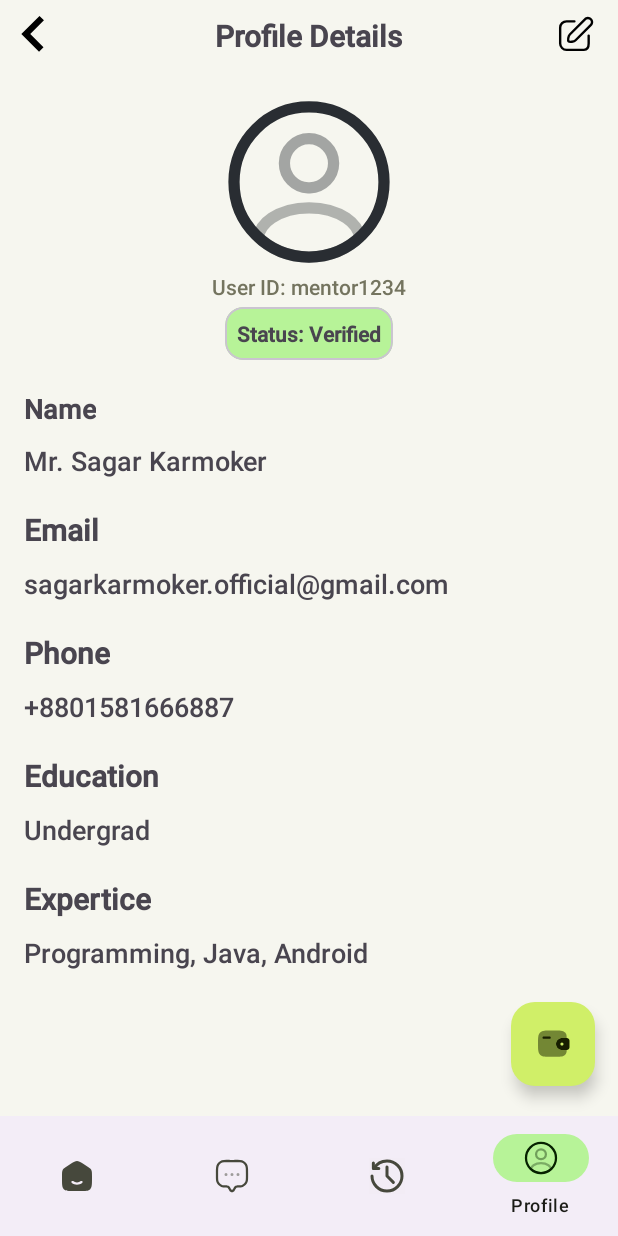
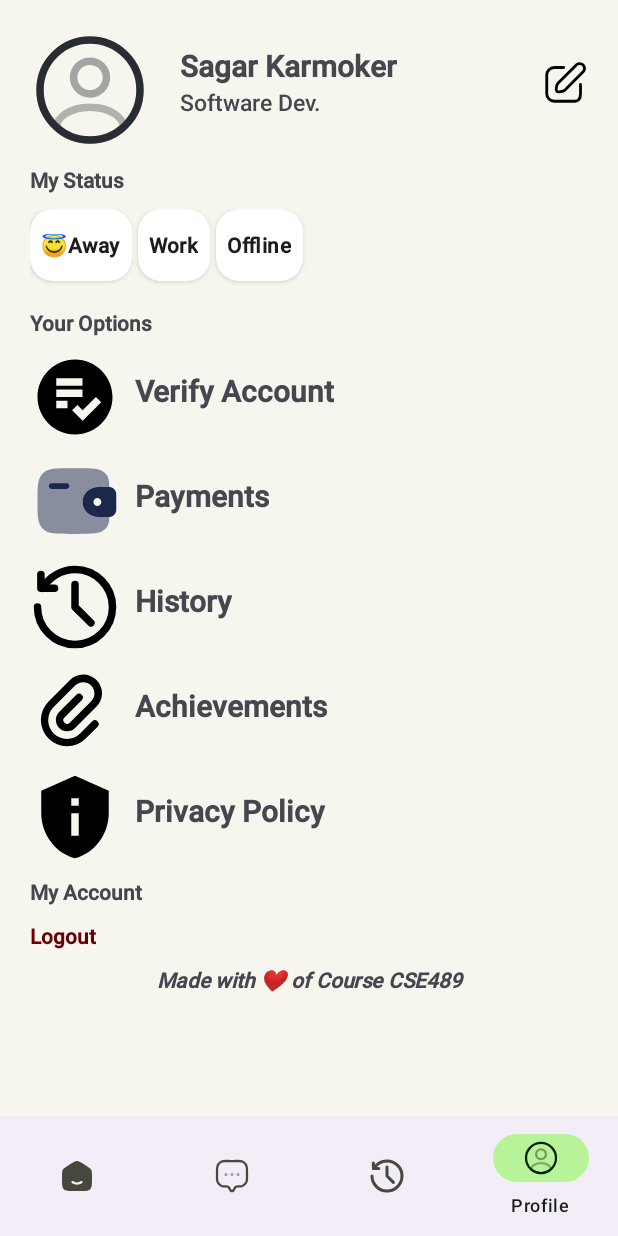
Before and after one commit to SagarKarmoker/TutorBridge, an Android app: the DashboardActivity screen opened directly, with no data from a screen before it, item 4 of the bottom bar chosen, on a phone screen of 412 x 824 dp. Run offline under Robolectric (Android 15) with nearby library versions, the phone set to English and light mode, and no system bars; our stand-ins replace Firebase (no records; nobody signed in at launch, a user with empty details on screens opened directly), Picasso; pictures from the network do not load.

Commit message:
profile fixed problems

```diff
--- a/app/src/main/java/com/cse489/tutorbridge/DashboardActivity.java
+++ b/app/src/main/java/com/cse489/tutorbridge/DashboardActivity.java
@@ -111,7 +111,9 @@ public class DashboardActivity extends AppCompatActivity{
                     selectedFragment = new HistoryFragment();
                 }
                 if(R.id.profile == item.getItemId()){
-                    selectedFragment = new ProfileFragment();
+                    //selectedFragment = new ProfileFragment();
+                    selectedFragment = new MyProfileFragment();
+
                 }
 
                 if (selectedFragment != null) {
--- /dev/null
+++ b/app/src/main/java/com/cse489/tutorbridge/MyProfileFragment.java
@@ -0,0 +1,99 @@
+package com.cse489.tutorbridge;
+
+import android.content.Context;
+import android.content.Intent;
+import android.os.Bundle;
+
+import androidx.fragment.app.Fragment;
+import androidx.fragment.app.FragmentManager;
+import androidx.fragment.app.FragmentTransaction;
+
+import android.view.LayoutInflater;
+import android.view.View;
+import android.view.ViewGroup;
+import android.widget.ImageView;
+import android.widget.LinearLayout;
+import android.widget.TextView;
+
+import com.google.firebase.auth.FirebaseAuth;
+
+import org.w3c.dom.Text;
+
+public class MyProfileFragment extends Fragment {
+
+    TextView proName, proEdu, logoutBtn;
+    LinearLayout verifiedAccount, paymentWallet, proHistory,proAch,proPrivacy;
+
+    ImageView profileSecPic;
+    FirebaseAuth auth;
+    Fragment myfragment;
+
+
+    @Override
+    public void onCreate(Bundle savedInstanceState) {
+        super.onCreate(savedInstanceState);
+
+    }
+
+    @Override
+    public View onCreateView(LayoutInflater inflater, ViewGroup container,
+                             Bundle savedInstanceState) {
+        // Inflate the layout for this fragment
+        View view = inflater.inflate(R.layout.fragment_my_profile, container, false);
+        Context context = view.getContext();
+
+        auth= FirebaseAuth.getInstance();
+
+        proName= view.findViewById(R.id.proName);
+        proEdu= view.findViewById(R.id.proEdu);
+        logoutBtn= view.findViewById(R.id.logoutBtn);
+        profileSecPic = view.findViewById(R.id.profileSecPic);
+
+        verifiedAccount = view.findViewById(R.id.verifiedAccount);
+        paymentWallet = view.findViewById(R.id.paymentWallet);
+        proHistory = view.findViewById(R.id.proHistory);
+        proAch = view.findViewById(R.id.proAch);
+        proPrivacy = view.findViewById(R.id.proPrivacy);
+
+        // Get the FragmentManager
+        FragmentManager fragmentManager = getParentFragmentManager(); // Use getChildFragmentManager() if you are in a child fragment.
+        // Start a FragmentTransaction
+        FragmentTransaction transaction = fragmentManager.beginTransaction();
+
+        verifiedAccount.setOnClickListener(new View.OnClickListener() {
+            @Override
+            public void onClick(View v) {
+                myfragment = new ProfileFragment();
+                transaction.replace(R.id.fragment_container, myfragment).addToBackStack(null).commit();
+            }
+        });
+
+
+
+        paymentWallet.setOnClickListener(new View.OnClickListener() {
+            @Override
+            public void onClick(View v) {
+                Intent i = new Intent(requireContext(), RequestPayment.class);
+                startActivity(i);
+            }
+        });
+
+        proHistory.setOnClickListener(new View.OnClickListener() {
+            @Override
+            public void onClick(View v) {
+                myfragment = new HistoryFragment();
+                transaction.replace(R.id.fragment_container, myfragment).addToBackStack(null).commit();
+            }
+        });
+
+        logoutBtn.setOnClickListener(new View.OnClickListener() {
+            @Override
+            public void onClick(View v) {
+                //logout
+                auth.signOut();
+            }
+        });
+
+        return view;
+    }
+}
--- a/app/src/main/java/com/cse489/tutorbridge/RequestPayment.java
+++ b/app/src/main/java/com/cse489/tutorbridge/RequestPayment.java
@@ -4,11 +4,28 @@ import androidx.appcompat.app.AppCompatActivity;
 
 import android.annotation.SuppressLint;
 import android.content.Intent;
+import android.content.SharedPreferences;
 import android.os.Bundle;
+import android.view.View;
+import android.widget.RadioGroup;
 import android.widget.TextView;
+import android.widget.Toast;
+
+import com.cse489.tutorbridge.modal.MentorProfileClass;
+import com.google.android.material.button.MaterialButton;
+import com.google.android.material.card.MaterialCardView;
+import com.google.android.material.textfield.TextInputEditText;
+import com.google.android.material.textfield.TextInputLayout;
+import com.google.gson.Gson;
 
 public class RequestPayment extends AppCompatActivity {
     TextView balanceTv;
+    RadioGroup rePayRadioGroup;
+    TextInputEditText amountRePay, accountNumber,bankName;
+    TextInputLayout bankCard;
+    MaterialButton rePayBtn;
+    double curBalance = 0;
+    String method = "";
 
     @SuppressLint("SetTextI18n")
     @Override
@@ -17,9 +34,65 @@ public class RequestPayment extends AppCompatActivity {
         setContentView(R.layout.activity_request_payment);
 
         balanceTv = findViewById(R.id.balanceTv);
+        rePayRadioGroup = findViewById(R.id.rePayRadioGroup);
+        rePayBtn  = findViewById(R.id.rePayBtn);
+        amountRePay = findViewById(R.id.amountRePay);
+        accountNumber = findViewById(R.id.accountNumber);
+        bankCard = findViewById(R.id.bankCard);
+        bankName = findViewById(R.id.bankName);
 
-        Intent i = getIntent();
-        double curBalance = i.getDoubleExtra("balance", 0);
-        balanceTv.setText("৳" + curBalance);
+
+        rePayRadioGroup.setOnCheckedChangeListener(new RadioGroup.OnCheckedChangeListener() {
+            @Override
+            public void onCheckedChanged(RadioGroup group, int checkedId) {
+                if (checkedId == R.id.bkashBtn) {
+                    // Handle Bkash selection
+                    method = "Bkash";
+                    bankCard.setVisibility(View.GONE);
+                } else if (checkedId == R.id.nagadBtn) {
+                    // Handle Nagad selection
+                    method = "Nagad";
+                    bankCard.setVisibility(View.GONE);
+                } else if (checkedId == R.id.cardBtn) {
+                    // Handle Visa/MasterCard selection
+                    method = "Visa/MasterCard";
+                    bankCard.setVisibility(View.GONE);
+                } else if (checkedId == R.id.bankBtn) {
+                    // Handle Bank selection
+                    method = "Bank";
+                    bankCard.setVisibility(View.VISIBLE);
+                }
+            }
+        });
+
+        SharedPreferences pref = this.getSharedPreferences("TutorBridge", MODE_PRIVATE);
+        String json = pref.getString("CurrentUser", "");
+        boolean isMentor = pref.getBoolean("isMentor", false);
+
+        Gson gson = new Gson();
+
+        try {
+            MentorProfileClass currentUser = gson.fromJson(json, MentorProfileClass.class);
+            balanceTv.setText("৳" + currentUser.getWallet());
+            curBalance = currentUser.getWallet();
+        }catch (Exception e){
+            e.printStackTrace();
+        }
+
+        rePayBtn.setOnClickListener(new View.OnClickListener() {
+            @Override
+            public void onClick(View v) {
+                double amountRePayText = Double.parseDouble(amountRePay.getText().toString());
+                String accountNumberText = accountNumber.getText().toString();
+                String bankNameText = bankName.getText().toString();
+
+                if(rePayRadioGroup.isSelected() && amountRePayText > 0 && !accountNumberText.isEmpty() && amountRePayText <= curBalance){
+                    Toast.makeText(RequestPayment.this, "Coming soon", Toast.LENGTH_SHORT).show();
+                }
+                else{
+                    Toast.makeText(RequestPayment.this, "Enter correct Details", Toast.LENGTH_SHORT).show();
+                }
+            }
+        });
     }
 }
--- a/app/src/main/res/layout/activity_request_payment.xml
+++ b/app/src/main/res/layout/activity_request_payment.xml
@@ -199,6 +199,7 @@
     </com.google.android.material.textfield.TextInputLayout>
 
     <com.google.android.material.button.MaterialButton
+        android:id="@+id/rePayBtn"
         android:layout_width="match_parent"
         android:layout_height="wrap_content"
         android:text="Send Money"
--- /dev/null
+++ b/app/src/main/res/layout/fragment_my_profile.xml
@@ -0,0 +1,286 @@
+<?xml version="1.0" encoding="utf-8"?>
+<FrameLayout xmlns:android="http://schemas.android.com/apk/res/android"
+    xmlns:tools="http://schemas.android.com/tools"
+    android:layout_width="match_parent"
+    android:layout_height="match_parent"
+    tools:context=".MyProfileFragment"
+    android:background="@color/body_bg">
+
+    <LinearLayout
+        xmlns:android="http://schemas.android.com/apk/res/android"
+        xmlns:tools="http://schemas.android.com/tools"
+        android:layout_width="match_parent"
+        android:layout_height="match_parent"
+        xmlns:app="http://schemas.android.com/apk/res-auto"
+        android:paddingLeft="20dp"
+        android:paddingRight="20dp"
+        android:orientation="vertical"
+        >
+
+        <RelativeLayout
+            android:id="@+id/rl"
+            android:layout_width="match_parent"
+            android:layout_height="wrap_content"
+            app:layout_constraintLeft_toLeftOf="parent"
+            app:layout_constraintTop_toTopOf="parent"
+            app:layout_constraintRight_toRightOf="parent"
+            android:orientation="vertical"
+            >
+
+            <ImageView
+                android:id="@+id/profileSecPic"
+                android:layout_width="80dp"
+                android:layout_height="80dp"
+                android:src="@drawable/profile"
+                android:layout_marginTop="20dp"
+                />
+
+            <TextView
+                android:id="@+id/proName"
+                android:layout_width="wrap_content"
+                android:layout_height="wrap_content"
+                android:text="Sagar Karmoker"
+                android:textStyle="bold"
+                android:textSize="20sp"
+                android:layout_marginTop="30dp"
+                android:layout_toRightOf="@id/profileSecPic"
+                android:layout_marginLeft="20dp"
+                />
+
+            <TextView
+                android:id="@+id/proEdu"
+                android:layout_width="wrap_content"
+                android:layout_height="wrap_content"
+                android:text="Software Dev."
+                android:textSize="15sp"
+                android:layout_below="@id/proName"
+                android:layout_toRightOf="@id/profileSecPic"
+                android:layout_marginLeft="20dp"
+                />
+
+            <ImageView
+                android:id="@+id/editMyProfile"
+                android:layout_width="30dp"
+                android:layout_height="30dp"
+                android:src="@drawable/edit"
+                android:layout_marginTop="40dp"
+                android:layout_alignParentEnd="true"
+                />
+        </RelativeLayout>
+
+        <TextView
+            android:layout_width="wrap_content"
+            android:layout_height="wrap_content"
+            android:text="My Status"
+            android:textStyle="bold"
+            app:layout_constraintLeft_toLeftOf="parent"
+            app:layout_constraintTop_toBottomOf="@id/rl"
+            android:layout_marginTop="10dp"
+            />
+
+        <RadioGroup
+            android:layout_width="wrap_content"
+            android:layout_height="wrap_content"
+            android:orientation="horizontal"
+            android:layout_marginTop="10dp"
+            >
+            <RadioButton
+                android:layout_width="wrap_content"
+                android:layout_height="wrap_content"
+                android:button="@android:color/transparent"
+                android:paddingLeft="8dp"
+                android:paddingRight="8dp"
+                android:background="@drawable/work_radio_default"
+                android:layout_marginEnd="4dp"
+                android:text="😇Away"
+                android:textStyle="bold"
+                android:elevation="2dp"
+                android:textAlignment="center"
+                android:layout_marginBottom="8dp"
+                android:layout_weight="1"
+                />
+            <RadioButton
+                android:layout_width="wrap_content"
+                android:layout_height="wrap_content"
+                android:button="@android:color/transparent"
+                android:paddingLeft="8dp"
+                android:paddingRight="8dp"
+                android:background="@drawable/work_radio_default"
+                android:layout_marginEnd="4dp"
+                android:text="Work"
+                android:textStyle="bold"
+                android:layout_weight="1"
+                android:elevation="2dp"/>
+            <RadioButton
+                android:layout_width="wrap_content"
+                android:layout_height="wrap_content"
+                android:button="@android:color/transparent"
+                android:paddingLeft="8dp"
+                android:paddingRight="8dp"
+                android:background="@drawable/work_radio_default"
+                android:layout_marginEnd="4dp"
+                android:text="Offline"
+                android:textStyle="bold"
+                android:layout_weight="1"
+                android:elevation="2dp"/>
+        </RadioGroup>
+
+        <TextView
+            android:layout_width="wrap_content"
+            android:layout_height="wrap_content"
+            android:text="Your Options"
+            android:textStyle="bold"
+            app:layout_constraintLeft_toLeftOf="parent"
+            app:layout_constraintTop_toBottomOf="@id/rl"
+            android:layout_marginTop="10dp"
+            />
+
+        <LinearLayout
+            android:id="@+id/verifiedAccount"
+            android:clickable="true"
+            android:focusable="true"
+            android:layout_width="match_parent"
+            android:layout_height="wrap_content"
+            android:orientation="horizontal"
+            android:layout_marginTop="10dp">
+            <ImageView
+                android:layout_width="60dp"
+                android:layout_height="60dp"
+                android:src="@drawable/baseline_playlist_add_check_circle_24"/>
+            <TextView
+                android:layout_width="wrap_content"
+                android:layout_height="wrap_content"
+                android:textSize="20sp"
+                android:text="Verify Account"
+                android:textStyle="bold"
+                android:layout_marginLeft="10dp"
+                android:layout_marginTop="12dp"
+                />
+        </LinearLayout>
+
+        <LinearLayout
+            android:id="@+id/paymentWallet"
+            android:clickable="true"
+            android:focusable="true"
+            android:layout_width="match_parent"
+            android:layout_height="wrap_content"
+            android:orientation="horizontal"
+            android:layout_marginTop="10dp">
+            <ImageView
+                android:layout_width="60dp"
+                android:layout_height="60dp"
+                android:src="@drawable/wallet"/>
+            <TextView
+                android:layout_width="wrap_content"
+                android:layout_height="wrap_content"
+                android:textSize="20sp"
+                android:text="Payments"
+                android:textStyle="bold"
+                android:layout_marginLeft="10dp"
+                android:layout_marginTop="12dp"
+                />
+        </LinearLayout>
+
+        <LinearLayout
+            android:id="@+id/proHistory"
+            android:clickable="true"
+            android:focusable="true"
+            android:layout_width="match_parent"
+            android:layout_height="wrap_content"
+            android:orientation="horizontal"
+            android:layout_marginTop="10dp">
+            <ImageView
+                android:layout_width="60dp"
+                android:layout_height="60dp"
+                android:src="@drawable/history"/>
+            <TextView
+                android:layout_width="wrap_content"
+                android:layout_height="wrap_content"
+                android:textSize="20sp"
+                android:text="History"
+                android:textStyle="bold"
+                android:layout_marginLeft="10dp"
+                android:layout_marginTop="12dp"
+                />
+        </LinearLayout>
+
+        <LinearLayout
+            android:id="@+id/proAch"
+            android:clickable="true"
+            android:focusable="true"
+            android:layout_width="match_parent"
+            android:layout_height="wrap_content"
+            android:orientation="horizontal"
+            android:layout_marginTop="10dp">
+            <ImageView
+                android:layout_width="60dp"
+                android:layout_height="60dp"
+                android:src="@drawable/attach"/>
+            <TextView
+                android:layout_width="wrap_content"
+                android:layout_height="wrap_content"
+                android:textSize="20sp"
+                android:text="Achievements"
+                android:textStyle="bold"
+                android:layout_marginLeft="10dp"
+                android:layout_marginTop="12dp"
+                />
+        </LinearLayout>
+
+        <LinearLayout
+            android:id="@+id/proPrivacy"
+            android:clickable="true"
+            android:focusable="true"
+            android:layout_width="match_parent"
+            android:layout_height="wrap_content"
+            android:orientation="horizontal"
+            android:layout_marginTop="10dp">
+            <ImageView
+                android:layout_width="60dp"
+                android:layout_height="60dp"
+                android:src="@drawable/privacy"/>
+            <TextView
+                android:layout_width="wrap_content"
+                android:layout_height="wrap_content"
+                android:textSize="20sp"
+                android:text="Privacy Policy"
+                android:textStyle="bold"
+                android:layout_marginLeft="10dp"
+                android:layout_marginTop="12dp"
+                />
+        </LinearLayout>
+
+        <TextView
+            android:layout_width="wrap_content"
+            android:layout_height="wrap_content"
+            android:text="My Account"
+            android:textStyle="bold"
+            app:layout_constraintLeft_toLeftOf="parent"
+            app:layout_constraintTop_toBottomOf="@id/rl"
+            android:layout_marginTop="10dp"
+            />
+
+        <TextView
+            android:id="@+id/logoutBtn"
+            android:clickable="true"
+            android:focusable="true"
+            android:layout_width="wrap_content"
+            android:layout_height="wrap_content"
+            android:text="Logout"
+            android:textStyle="bold"
+            android:textColor="@color/md_theme_dark_onError"
+            android:layout_marginTop="10dp"
+            />
+
+
+        <TextView
+            android:layout_width="match_parent"
+            android:layout_height="wrap_content"
+            android:text="Made with ❤ of Course CSE489"
+            android:textStyle="bold|italic"
+            android:layout_marginTop="10dp"
+            android:textAlignment="center"
+            tools:ignore="RtlCompat" />
+    </LinearLayout>
+
+</FrameLayout>
--- a/app/src/main/res/layout/myprofile.xml
+++ b/app/src/main/res/layout/myprofile.xml
@@ -1,6 +1,7 @@
 <?xml version="1.0" encoding="utf-8"?>
 <LinearLayout
     xmlns:android="http://schemas.android.com/apk/res/android"
+    xmlns:tools="http://schemas.android.com/tools"
     android:layout_width="match_parent"
     android:layout_height="match_parent"
     xmlns:app="http://schemas.android.com/apk/res-auto"
@@ -255,6 +256,5 @@
         android:textStyle="bold|italic"
         android:layout_marginTop="10dp"
         android:textAlignment="center"
-        android:layout_gravity="bottom"
-        />
+        tools:ignore="RtlCompat" />
 </LinearLayout>
```
